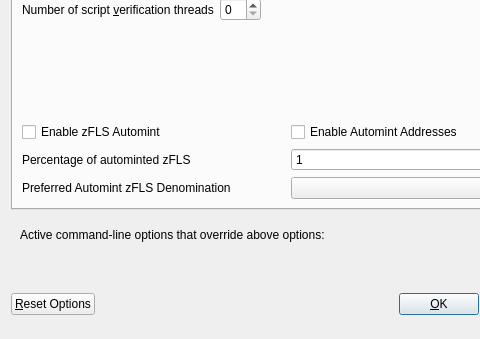
First picture: the form in src/qt/forms/optionsdialog.ui, repository Liquid369/blank, before the edit; both pictures show x 0 to 480 and y 103 to 442 of the 576 by 442 pixel window.
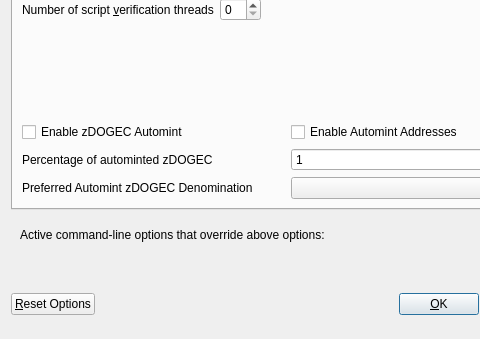
Second picture: the form after the edit. Custom widgets are drawn as their Qt base class.

The edit to the form file:
```diff
--- a/src/qt/forms/optionsdialog.ui
+++ b/src/qt/forms/optionsdialog.ui
@@ -147,7 +147,7 @@
                <enum>Qt::LeftToRight</enum>
               </property>
               <property name="text">
-               <string>Enable zFLS Automint</string>
+               <string>Enable zDOGEC Automint</string>
               </property>
              </widget>
             </item>
@@ -174,7 +174,7 @@
                <string>Percentage of incoming FLS which get automatically converted to zFLS via Zerocoin Protocol (min: 10%)</string>
               </property>
               <property name="text">
-               <string>Percentage of autominted zFLS</string>
+               <string>Percentage of autominted zDOGEC</string>
               </property>
              </widget>
             </item>
@@ -207,7 +207,7 @@
                <string>Wait with automatic conversion to Zerocoin until enough FLS for this denomination is available</string>
               </property>
               <property name="text">
-               <string>Preferred Automint zFLS Denomination</string>
+               <string>Preferred Automint zDOGEC Denomination</string>
               </property>
              </widget>
             </item>
```
Left out of the diff: 20 changed lines with no effect on the pictures.
